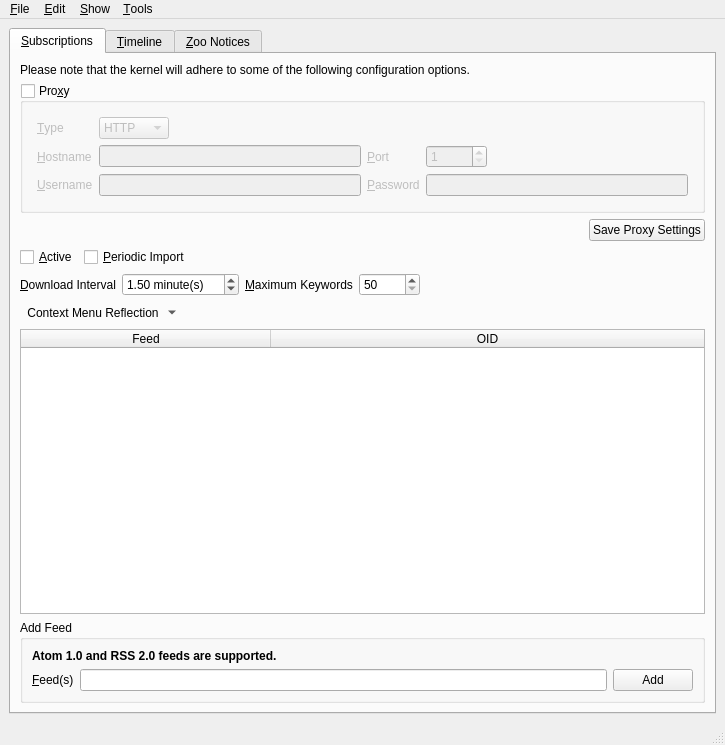
This is branches/trunk/GoldBug-UI/spot-on-rss.ui in textbrowser/spot-on as Qt 5 draws it before an edit. The edited form follows.
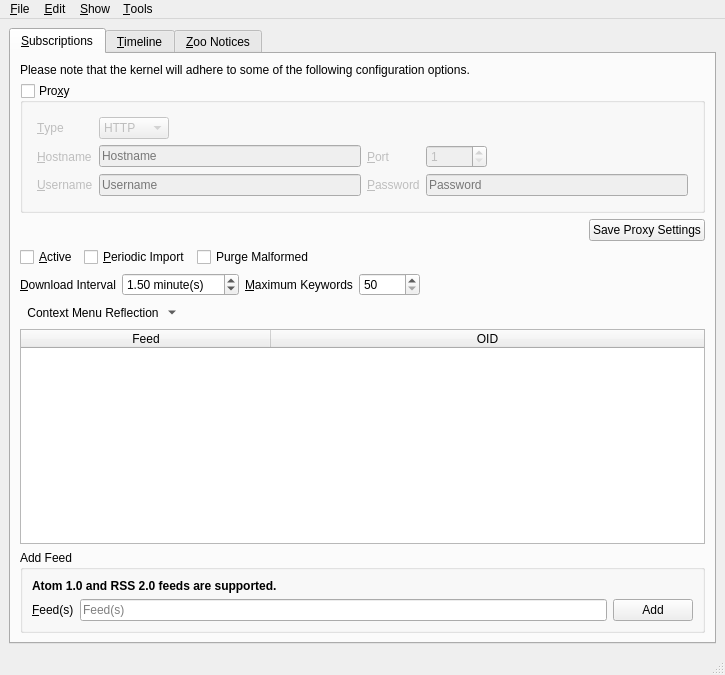
This is the edited form. Icons and pictures are not drawn. Custom widgets are drawn as their Qt base class.

```diff
--- a/branches/trunk/GoldBug-UI/spot-on-rss.ui
+++ b/branches/trunk/GoldBug-UI/spot-on-rss.ui
@@ -7,7 +7,7 @@
     <x>0</x>
     <y>0</y>
     <width>725</width>
-    <height>745</height>
+    <height>675</height>
    </rect>
   </property>
   <property name="windowIcon">
@@ -73,7 +73,11 @@
              </property>
              <layout class="QGridLayout" name="gridLayout">
               <item row="1" column="1">
-               <widget class="QLineEdit" name="proxyHostname"/>
+               <widget class="QLineEdit" name="proxyHostname">
+                <property name="placeholderText">
+                 <string>Hostname</string>
+                </property>
+               </widget>
               </item>
               <item row="0" column="0">
                <widget class="QLabel" name="label_3">
@@ -148,7 +152,11 @@
                </widget>
               </item>
               <item row="2" column="1">
-               <widget class="QLineEdit" name="proxyUsername"/>
+               <widget class="QLineEdit" name="proxyUsername">
+                <property name="placeholderText">
+                 <string>Username</string>
+                </property>
+               </widget>
               </item>
               <item row="2" column="2">
                <widget class="QLabel" name="label_20">
@@ -168,6 +176,9 @@
                 <property name="echoMode">
                  <enum>QLineEdit::Password</enum>
                 </property>
+                <property name="placeholderText">
+                 <string>Password</string>
+                </property>
                </widget>
               </item>
               <item row="1" column="2">
@@ -274,6 +285,16 @@
             </property>
            </widget>
           </item>
+          <item>
+           <widget class="QCheckBox" name="purge_malformed">
+            <property name="toolTip">
+             <string>&lt;html&gt;&lt;head/&gt;&lt;body&gt;&lt;p&gt;Delete malformed content. Kernel monitors this setting.&lt;/p&gt;&lt;/body&gt;&lt;/html&gt;</string>
+            </property>
+            <property name="text">
+             <string>Purge Malformed</string>
+            </property>
+           </widget>
+          </item>
           <item>
            <spacer name="horizontalSpacer">
             <property name="orientation">
@@ -469,6 +490,9 @@
                <property name="toolTip">
                 <string>&lt;html&gt;&lt;head/&gt;&lt;body&gt;&lt;p&gt;Multiple links may be specified. Please separate links via single spaces.&lt;/p&gt;&lt;/body&gt;&lt;/html&gt;</string>
                </property>
+               <property name="placeholderText">
+                <string>Feed(s)</string>
+               </property>
               </widget>
              </item>
              <item>
```
Left out of the diff: 12 changed lines with no effect on the pictures.
